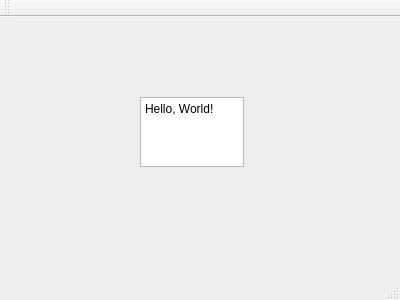
kalebtesfay/Animal_Shelter_System, file qt_cuacs_UI/mainwindow.ui: the form before one commit.
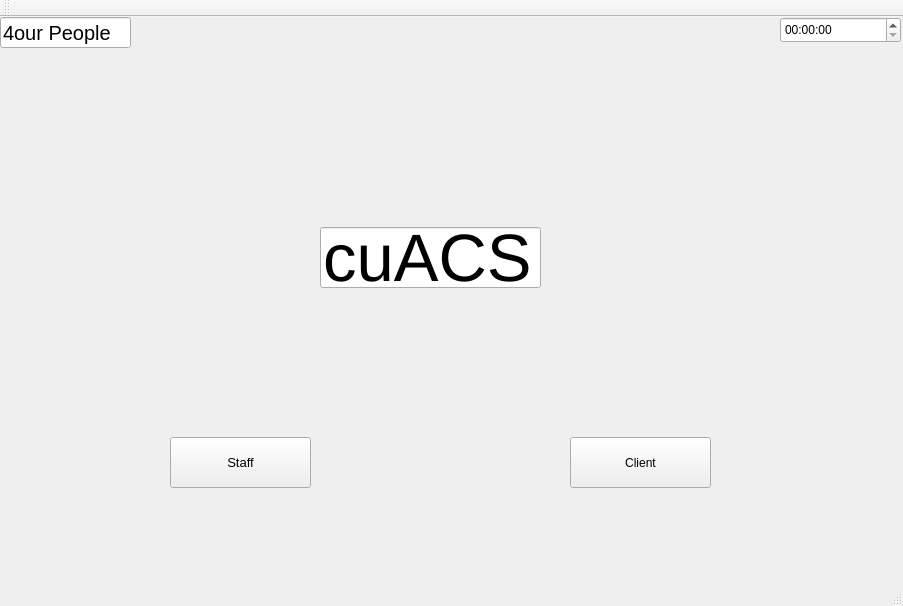
The form after the commit.

Commit message: UI formatted:rocket:

Patch:
```diff
--- a/qt_cuacs_UI/mainwindow.ui
+++ b/qt_cuacs_UI/mainwindow.ui
@@ -6,25 +6,107 @@
    <rect>
     <x>0</x>
     <y>0</y>
-    <width>400</width>
-    <height>300</height>
+    <width>903</width>
+    <height>606</height>
    </rect>
   </property>
   <property name="windowTitle">
    <string>MainWindow</string>
   </property>
   <widget class="QWidget" name="centralWidget">
-   <widget class="QPlainTextEdit" name="plainTextEdit">
+   <widget class="QPushButton" name="pushButton">
     <property name="geometry">
      <rect>
-      <x>140</x>
+      <x>170</x>
+      <y>420</y>
+      <width>141</width>
+      <height>51</height>
+     </rect>
+    </property>
+    <property name="font">
+     <font>
+      <pointsize>10</pointsize>
+     </font>
+    </property>
+    <property name="text">
+     <string>Staff</string>
+    </property>
+   </widget>
+   <widget class="QPushButton" name="pushButton_2">
+    <property name="geometry">
+     <rect>
+      <x>570</x>
+      <y>420</y>
+      <width>141</width>
+      <height>51</height>
+     </rect>
+    </property>
+    <property name="text">
+     <string>Client</string>
+    </property>
+   </widget>
+   <widget class="QLineEdit" name="lineEdit_3">
+    <property name="geometry">
+     <rect>
+      <x>320</x>
+      <y>210</y>
+      <width>221</width>
+      <height>61</height>
+     </rect>
+    </property>
+    <property name="font">
+     <font>
+      <pointsize>50</pointsize>
+     </font>
+    </property>
+    <property name="text">
+     <string>cuACS</string>
+    </property>
+   </widget>
+   <widget class="QLineEdit" name="lineEdit">
+    <property name="geometry">
+     <rect>
+      <x>0</x>
+      <y>0</y>
+      <width>131</width>
+      <height>31</height>
+     </rect>
+    </property>
+    <property name="font">
+     <font>
+      <pointsize>15</pointsize>
+     </font>
+    </property>
+    <property name="text">
+     <string>4our People</string>
+    </property>
+   </widget>
+   <widget class="QTimeEdit" name="timeEdit">
+    <property name="geometry">
+     <rect>
+      <x>780</x>
+      <y>0</y>
+      <width>121</width>
+      <height>26</height>
+     </rect>
+    </property>
+   </widget>
+   <widget class="QLabel" name="label">
+    <property name="geometry">
+     <rect>
+      <x>280</x>
       <y>80</y>
-      <width>104</width>
-      <height>70</height>
+      <width>311</width>
+      <height>61</height>
      </rect>
     </property>
-    <property name="plainText">
-     <string>Hello, World!</string>
+    <property name="font">
+     <font>
+      <pointsize>30</pointsize>
+     </font>
+    </property>
+    <property name="text">
+     <string/>
     </property>
    </widget>
   </widget>
```
Left out of the diff: 2 changed lines with no effect on the pictures. The commit also changes 4 other files.
